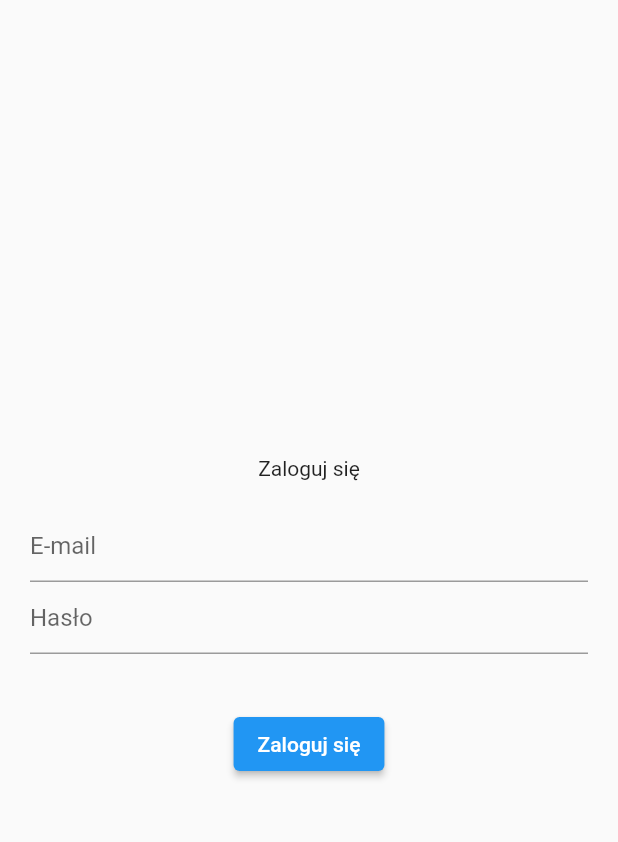
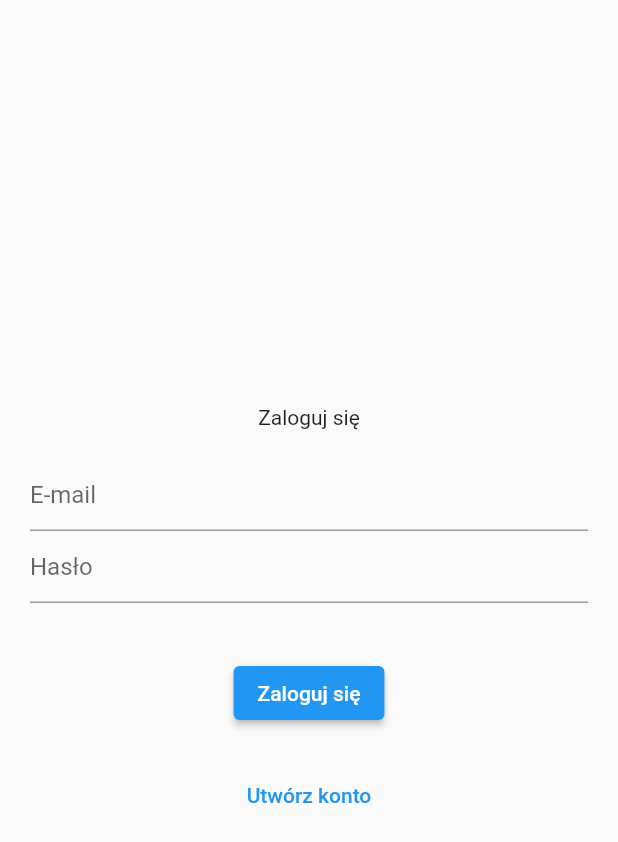
Before and after one commit to klaudiabak/pizza_suwalki, a Flutter app: the screen it shows after launch, on a phone screen of 412 x 824 dp. Shown: the top 842 px of the screen. Run offline on Flutter 3.47's test engine with Material 2 defaults, Android fonts, the phone set to English and light mode, and no system bars; our stand-ins replace firebase_auth, firebase_core; accounts and stored records are empty.

Commit message:
Add registration

```diff
--- a/lib/app/login/login_page.dart
+++ b/lib/app/login/login_page.dart
@@ -12,6 +12,7 @@
 
 class _LoginPageState extends State<LoginPage> {
   var errorMessage = "";
+  var isCreatingAccount = false;
 
   final emailController = TextEditingController();
 
@@ -26,7 +27,9 @@
           child: Column(
             mainAxisAlignment: MainAxisAlignment.center,
             children: [
-              const Text('Zaloguj się'),
+              Text(isCreatingAccount == true
+                  ? 'Zarejestruj się'
+                  : 'Zaloguj się'),
               const SizedBox(height: 20),
               TextField(
                 controller: emailController,
@@ -41,6 +44,22 @@
               const SizedBox(height: 20),
               ElevatedButton(
                 onPressed: () async {
+                  if (isCreatingAccount == true) {
+                    // rejestracja
+
+                    try {
+                      await FirebaseAuth.instance
+                          .createUserWithEmailAndPassword(
+                        email: emailController.text,
+                        password: passwordController.text,
+                      );
+                    } catch (error) {
+                      setState(() {
+                        errorMessage = error.toString();
+                      });
+                    }
+                  } else {
+                    // logowanie
                     try {
                       await FirebaseAuth.instance.signInWithEmailAndPassword(
                         email: emailController.text,
@@ -51,9 +70,33 @@
                         errorMessage = error.toString();
                       });
                     }
+                  }
                 },
-                child: const Text('Zaloguj się'),
+                child: Text(isCreatingAccount == true
+                    ? 'Zarejestruj się'
+                    : 'Zaloguj się'),
               ),
+              const SizedBox(height: 20),
+              if (isCreatingAccount == false) ...[
+                TextButton(
+                  onPressed: () {
+                    setState(() {
+                      isCreatingAccount = true;
+                    });
+                  },
+                  child: const Text('Utwórz konto'),
+                ),
+              ],
+              if (isCreatingAccount == true) ...[
+                TextButton(
+                  onPressed: () {
+                    setState(() {
+                      isCreatingAccount = false;
+                    });
+                  },
+                  child: const Text('Masz już konto?'),
+                ),
+              ],
             ],
           ),
         ),
```
Lines whose indentation alone changed are shown as unchanged.
